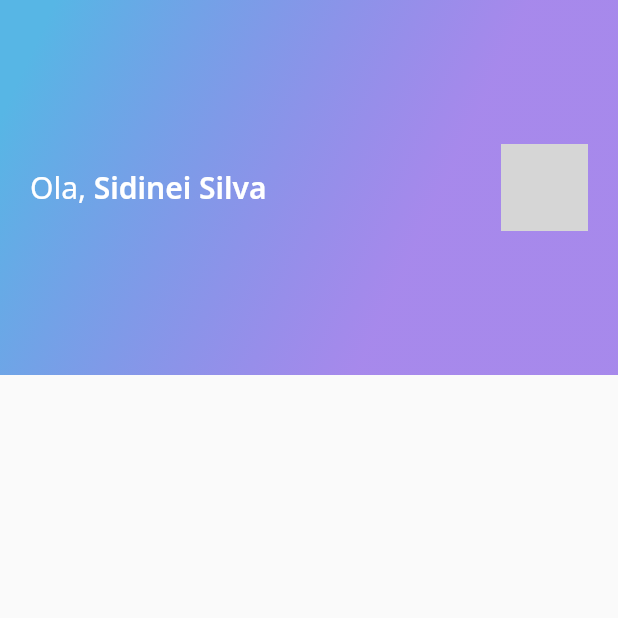
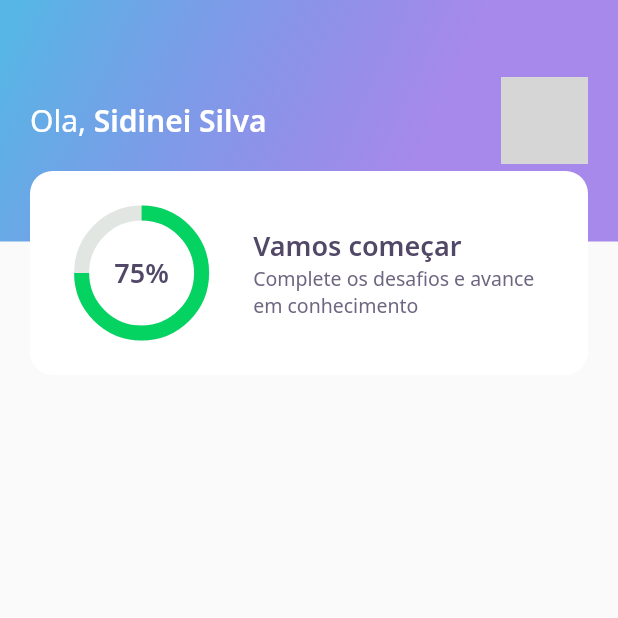
Before and after one commit to sidinei-silva/dev_quiz, a Flutter app: the screen it shows after launch, on a phone screen of 412 x 824 dp, the top half of it. Run offline on Flutter 3.47's test engine with Material 2 defaults, Android fonts, the phone set to English and light mode, and no system bars; our stand-ins replace google_fonts; network calls fail; grey boxes are pictures that could not be loaded.

Commit message:
Criando cardscore

```diff
--- a/lib/home/widget/appbar/app_bar_widget.dart
+++ b/lib/home/widget/appbar/app_bar_widget.dart
@@ -1,5 +1,6 @@
 import 'package:DevQuiz/core/app_gradients.dart';
 import 'package:DevQuiz/core/app_text_styles.dart';
+import 'package:DevQuiz/home/widget/score_card/score_card_widget.dart';
 import 'package:flutter/material.dart';
 
 class AppBarWidget extends PreferredSize {
@@ -8,9 +9,13 @@ class AppBarWidget extends PreferredSize {
           preferredSize: Size.fromHeight(250),
           child: Container(
             height: 250,
+            child: Stack(
+              children: [
+                Container(
+                  height: 161,
+                  width: double.maxFinite,
+                  padding: const EdgeInsets.symmetric(horizontal: 20),
                   decoration: BoxDecoration(gradient: AppGradients.linear),
-              child: Padding(
-                padding: const EdgeInsets.symmetric(horizontal: 20),
                   child: Row(
                     mainAxisAlignment: MainAxisAlignment.spaceBetween,
                     children: [
@@ -21,8 +26,9 @@ class AppBarWidget extends PreferredSize {
                           children: [
                             TextSpan(
                                 text: "Sidinei Silva",
-                                style: AppTextStyles.titleBold)
-                          ]),
+                                style: AppTextStyles.titleBold),
+                          ],
+                        ),
                       ),
                       Container(
                         width: 58,
@@ -38,5 +44,9 @@ class AppBarWidget extends PreferredSize {
                     ],
                   ),
                 ),
-            ));
+                Align(alignment: Alignment(0.0, 1.0), child: ScoreCardWidget()),
+              ],
+            ),
+          ),
+        );
 }
--- /dev/null
+++ b/lib/home/widget/chart/chart_widget.dart
@@ -0,0 +1,36 @@
+import 'package:DevQuiz/core/app_colors.dart';
+import 'package:DevQuiz/core/app_text_styles.dart';
+import 'package:flutter/material.dart';
+
+class ChartWidget extends StatelessWidget {
+  @override
+  Widget build(BuildContext context) {
+    return Container(
+      height: 80,
+      width: 80,
+      child: Stack(
+        children: [
+          Center(
+            child: Container(
+              height: 80,
+              width: 80,
+              child: CircularProgressIndicator(
+                strokeWidth: 10,
+                value: 0.75,
+                backgroundColor: AppColors.chartSecondary,
+                valueColor:
+                    AlwaysStoppedAnimation<Color>(AppColors.chartPrimary),
+              ),
+            ),
+          ),
+          Center(
+            child: Text(
+              "75%",
+              style: AppTextStyles.heading,
+            ),
+          )
+        ],
+      ),
+    );
+  }
+}
--- /dev/null
+++ b/lib/home/widget/score_card/score_card_widget.dart
@@ -0,0 +1,49 @@
+import 'package:DevQuiz/core/app_colors.dart';
+import 'package:DevQuiz/core/app_text_styles.dart';
+import 'package:DevQuiz/home/widget/chart/chart_widget.dart';
+import 'package:flutter/material.dart';
+
+class ScoreCardWidget extends StatelessWidget {
+  @override
+  Widget build(BuildContext context) {
+    return Padding(
+      padding: const EdgeInsets.symmetric(horizontal: 20),
+      child: Container(
+        height: 136,
+        decoration: BoxDecoration(
+          color: AppColors.white,
+          borderRadius: BorderRadius.circular(15),
+        ),
+        child: Row(
+          crossAxisAlignment: CrossAxisAlignment.center,
+          children: [
+            Expanded(
+              flex: 2,
+              child: ChartWidget(),
+            ),
+            Expanded(
+              flex: 3,
+              child: Padding(
+                padding: const EdgeInsets.only(right: 20),
+                child: Column(
+                  mainAxisAlignment: MainAxisAlignment.center,
+                  crossAxisAlignment: CrossAxisAlignment.start,
+                  children: [
+                    Text(
+                      "Vamos começar",
+                      style: AppTextStyles.heading,
+                    ),
+                    Text(
+                      "Complete os desafios e avance em conhecimento",
+                      style: AppTextStyles.body,
+                    )
+                  ],
+                ),
+              ),
+            )
+          ],
+        ),
+      ),
+    );
+  }
+}
```
Lines whose indentation alone changed are shown as unchanged.
